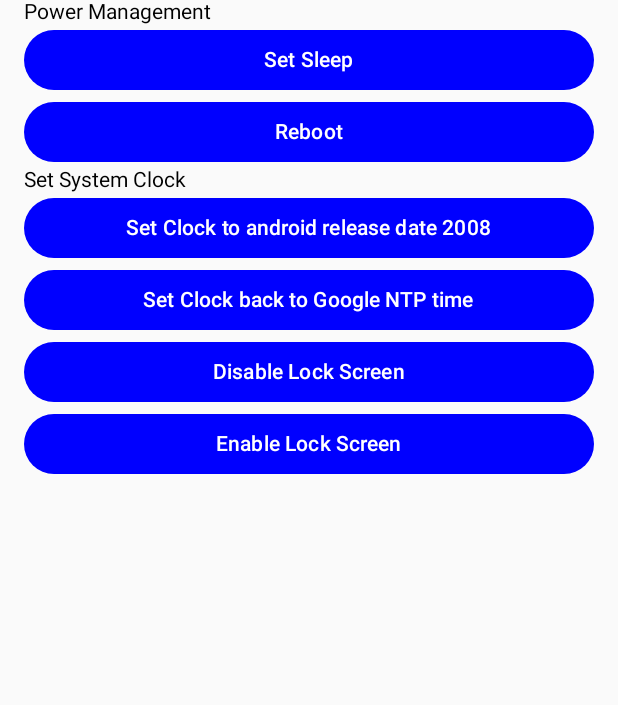
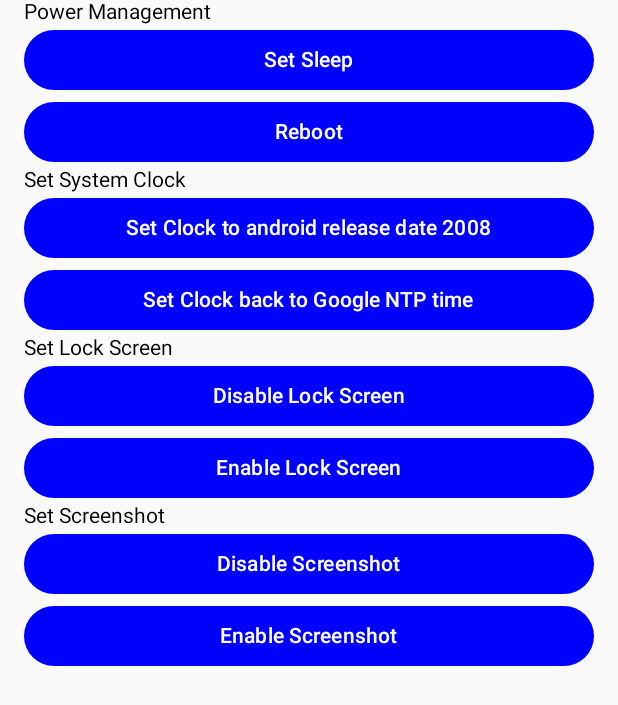
Before and after one commit to ys2714/zebra-sdk-kotlin-wrapper, an Android app built with Jetpack Compose: the EMDKActivity screen opened directly, with no data from a screen before it, after a tap on "Reboot", on a phone screen of 412 x 824 dp. Shown: the top 705 px of the screen. Run offline under Robolectric (Android 15) with nearby library versions, the phone set to English and light mode, and no system bars; libraries missing offline, so code that uses them is left out: com.symbol.emdk; 2 statements that could not run were skipped.

Commit message:
add enable/disable screenshot feature

```diff
--- a/app/src/main/java/com/zebra/zebrakotlindemo/EMDKActivity.kt
+++ b/app/src/main/java/com/zebra/zebrakotlindemo/EMDKActivity.kt
@@ -62,12 +62,26 @@ class EMDKActivity: ComponentActivity() {
             RoundButton("Set Clock back to Google NTP time") {
                 viewModel.setClockToGoogleNTPTime(this@EMDKActivity)
             }
+            Text("Set Lock Screen",
+                modifier = Modifier
+                    .padding()
+            )
             RoundButton("Disable Lock Screen") {
                 viewModel.disableLockScreen(this@EMDKActivity)
             }
             RoundButton("Enable Lock Screen") {
                 viewModel.enableLockScreen(this@EMDKActivity)
             }
+            Text("Set Screenshot",
+                modifier = Modifier
+                    .padding()
+            )
+            RoundButton("Disable Screenshot") {
+                viewModel.disableScreenShot(this@EMDKActivity)
+            }
+            RoundButton("Enable Screenshot") {
+                viewModel.enableScreenShot(this@EMDKActivity)
+            }
         }
     }
 }
--- a/emdk_kotlin_wrapper/src/main/java/com/zebra/emdk_kotlin_wrapper/mx/MXBase.kt
+++ b/emdk_kotlin_wrapper/src/main/java/com/zebra/emdk_kotlin_wrapper/mx/MXBase.kt
@@ -54,7 +54,8 @@ class MXBase {
         PowerManagerReset("profile_power_manager_reset.xml"),
         ClockSet("profile_clock_set.xml"),
         ClockResetAuto("profile_clock_reset_auto.xml"),
-        DevAdminManagerDisableLockScreen("profile_dev_admin_manager_disable_lock_screen.xml");
+        DevAdminManagerDisableLockScreen("profile_dev_admin_manager_disable_lock_screen.xml"),
+        DisplayManagerDisableScreenShot("profile_display_manager_disable_screenshot.xml");
 
         override fun toString() = fileName
     }
@@ -66,7 +67,8 @@ class MXBase {
         PowerManagerReset("PowerManagerReset"),
         ClockSet("ClockSet"),
         ClockResetAuto("ClockResetAuto"),
-        DevAdminManagerDisableLockScreen("DevAdminManagerDisableLockScreen");
+        DevAdminManagerDisableLockScreen("DevAdminManagerDisableLockScreen"),
+        DisplayManagerDisableScreenShot("DisplayManagerDisableScreenShot");
 
         override fun toString() = value
     }
@@ -151,6 +153,25 @@ class MXBase {
     }
 
     /**
+     * https://techdocs.zebra.com/emdk-for-android/14-0/mx/displaymgr/
+     *
+     * Screen Shot Enable/Disable
+     * Parm Name: ScreenShotUsage
+     *
+     * Options:
+     * 0 - Do Nothing
+     * 1 - Enable
+     * 2 - Disable
+     * */
+    enum class ScreenShotUsage(val value: Int) {
+        DO_NOTHING(0),
+        ENABLE(1),
+        DISABLE(2);
+
+        fun toValueString(): String = value.toString()
+    }
+
+    /**
      * https://techdocs.zebra.com/mx/keymappingmgr/#key-code
      *
      * Button L1: 102
--- a/emdk_kotlin_wrapper/src/main/java/com/zebra/emdk_kotlin_wrapper/mx/MXConst.kt
+++ b/emdk_kotlin_wrapper/src/main/java/com/zebra/emdk_kotlin_wrapper/mx/MXConst.kt
@@ -34,6 +34,7 @@ object MXConst {
     const val DevAdminPkg = "DevAdminPkg"
     const val DevAdminClass = "DevAdminClass"
     const val ScreenLockType = "ScreenLockType"
+    const val ScreenShotUsage = "ScreenShotUsage"
 
     // Ignored Value
     const val ignoredValue = "ignoredValue"
```
Also changed, not shown: app/src/main/assets/EMDKConfig.xml (+9 -0 lines), app/src/main/java/com/zebra/zebrakotlindemo/EMDKViewModel.kt (+12 -0 lines), emdk_kotlin_wrapper/src/main/assets/profile_display_manager_disable_screenshot.xml (added, +12 -0 lines), emdk_kotlin_wrapper/src/main/java/com/zebra/emdk_kotlin_wrapper/mx/MXHelper.kt (+12 -0 lines), emdk_kotlin_wrapper/src/main/java/com/zebra/emdk_kotlin_wrapper/mx/MXProfileProcessor+DisplayManager.kt (+23 -1 lines), 3 other files.
